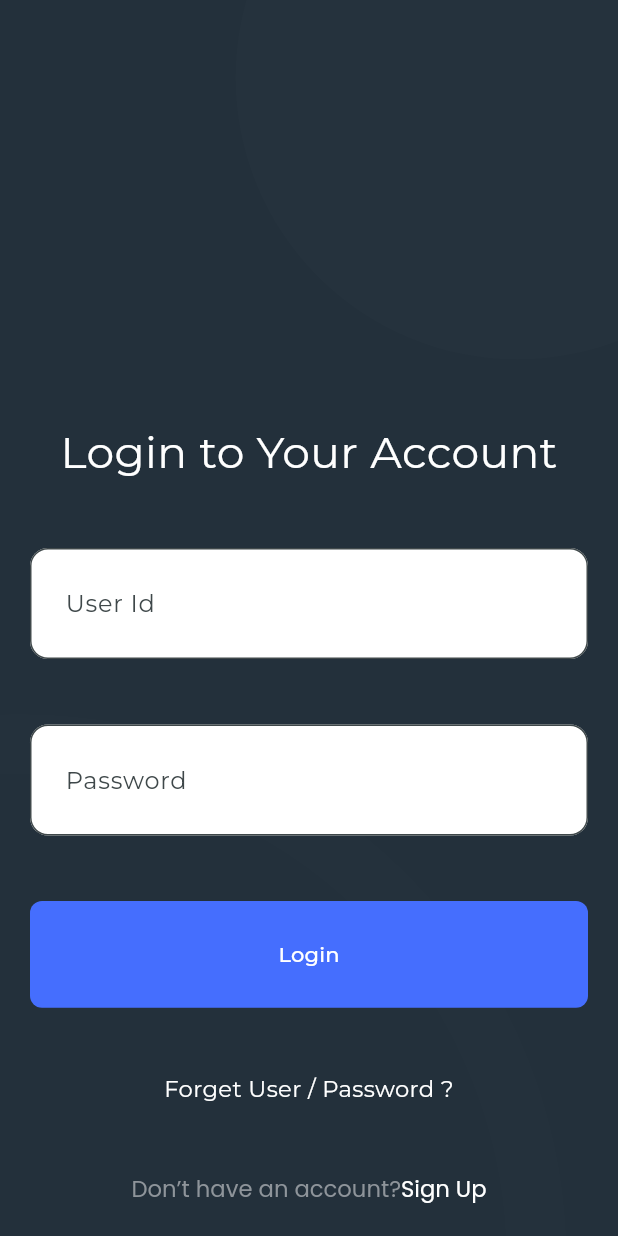
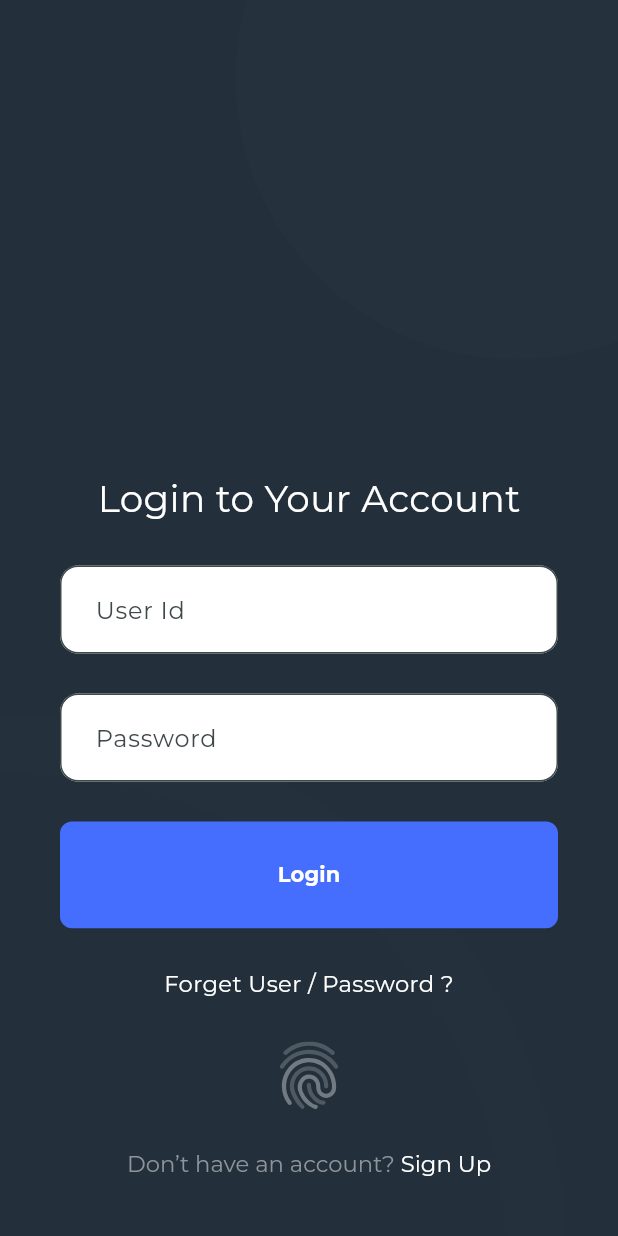
Before and after one commit to CodeBySubin/finflux, a Flutter app: the Login screen opened by its route, on a phone screen of 412 x 824 dp. Run offline on Flutter 3.47's test engine with Material 3 defaults, Android fonts, the phone set to English and light mode, and no system bars; our stand-ins replace dots_indicator, flutter_screenutil, flutter_svg, go_router, google_fonts; missing offline and left inert: onboarding.

Commit message:
new screns added

```diff
--- /dev/null
+++ b/lib/core/constants/app_icons.dart
@@ -0,0 +1,3 @@
+class AppIcons {
+  static const fingerPrint = "assets/icons/fingerprint.svg";
+}
--- a/lib/core/constants/app_strings.dart
+++ b/lib/core/constants/app_strings.dart
@@ -14,11 +14,25 @@ class AppStrings {
   //authentication
   static const forgotUser = "Forget User / Password ?";
   static const donthaveAccount = "Don’t have an account?";
-  static const signUp = "Sign Up";
+  static const signUp = " Sign Up";
   static const login = "Login";
   static const password = "Password";
   static const userId = "User Id";
   static const loginToYourAccount = "Login to Your Account";
+  static const createYourAccount = "Create Your Account";
+  static const name = "Name";
+  static const email = "Email";
+  static const mobileNumber = "Mobile Number";
+  static const cnic = "CNIC";
+  static const iAgreeWith = "I agree with";
+  static const termsAndConditions = " Terms & Conditions";
+  static const fingerPrintNote =
+      "Place your finger in fingerprint\nsensor until the icon completely";
+  static const scanningNote =
+      "Once your scanning is complete, you will\nbe able to sign in by using fingerprint";
+  static const scanning = "Scanning..";
+  static const fingerprint = "Fingerprint";
+
   // static const forgotUser = "";
   // static const forgotUser = "";
 }
--- a/lib/core/constants/constants.dart
+++ b/lib/core/constants/constants.dart
@@ -1,3 +1,4 @@
 export 'app_strings.dart';
 export 'app_color.dart';
 export 'app_image.dart';
+export 'app_icons.dart';
--- a/lib/core/routes/app_routes.dart
+++ b/lib/core/routes/app_routes.dart
@@ -2,12 +2,20 @@ class AppRoutes {
   static const splash = "/";
   static const home = '/home';
   static const onboarding = '/onboarding';
+
+  //authentication
   static const login = '/login';
+  static const register = '/register';
+  static const fingerPrint = '/fingerprint';
 }
 
 class RouteNames {
   static const splash = 'splash';
   static const home = 'home';
   static const onboarding = 'onboarding';
+
+  //authentication
   static const login = 'login';
+  static const register = 'register';
+  static const fingerPrint = 'fingerprint';
 }
--- a/lib/core/routes/route_genarator.dart
+++ b/lib/core/routes/route_genarator.dart
@@ -1,4 +1,6 @@
+import 'package:finflux/features/authentication/presentation/page/finger_prints.dart';
 import 'package:finflux/features/authentication/presentation/page/login.dart';
+import 'package:finflux/features/authentication/presentation/page/register.dart';
 import 'package:finflux/features/home/presentation/home.dart';
 import 'package:finflux/features/onboardings/presentation/onboarding.dart';
 import 'package:finflux/features/onboardings/presentation/splash.dart';
@@ -24,10 +26,22 @@ class AppRouter {
         name: RouteNames.onboarding,
         builder: (context, state) => const Onboardings(),
       ),
-   GoRoute(
+
+      //Authentication
+      GoRoute(
         path: AppRoutes.login,
         name: RouteNames.login,
         builder: (context, state) => const Login(),
+      ),
+      GoRoute(
+        path: AppRoutes.register,
+        name: RouteNames.register,
+        builder: (context, state) => const Register(),
+      ),
+      GoRoute(
+        path: AppRoutes.fingerPrint,
+        name: RouteNames.fingerPrint,
+        builder: (context, state) => const FingerPrints(),
       ),
       // GoRoute(
       //   path: '${AppRoutes.productDetail}/:id',
--- a/lib/core/widgets/text_button.dart
+++ b/lib/core/widgets/text_button.dart
@@ -20,6 +20,9 @@ Widget textButton({
       ),
     ),
     onPressed: onPressed,
-    child: Text(text, style: TextStyle(color: textcolor)),
+    child: Text(
+      text,
+      style: TextStyle(color: textcolor, fontWeight: FontWeight.bold),
+    ),
   );
 }
--- a/lib/core/widgets/text_field.dart
+++ b/lib/core/widgets/text_field.dart
@@ -26,7 +26,7 @@ class TextFieldWidget extends StatelessWidget {
       decoration: InputDecoration(
         suffixIcon: suffixIcon,
         border: OutlineInputBorder(borderRadius: BorderRadius.circular(12)),
-        contentPadding: EdgeInsets.symmetric(vertical: 26.w, horizontal: 22.h),
+        contentPadding: EdgeInsets.symmetric(vertical: 18.w, horizontal: 22.h),
         filled: filled,
         fillColor: fillcolor,
         hintText: hintText,
--- a/lib/features/authentication/presentation/page/login.dart
+++ b/lib/features/authentication/presentation/page/login.dart
@@ -1,11 +1,14 @@
-import 'package:finflux/core/constants/app_color.dart';
 import 'package:finflux/core/constants/constants.dart';
+import 'package:finflux/core/routes/routes.dart';
 import 'package:finflux/core/widgets/text_button.dart';
 import 'package:finflux/core/widgets/text_field.dart';
 import 'package:finflux/features/authentication/presentation/page/widgets/auth_background.dart';
+import 'package:finflux/features/authentication/presentation/page/widgets/finger_print_button.dart';
+import 'package:finflux/features/authentication/presentation/page/widgets/have_account_button.dart';
 import 'package:flutter/material.dart';
 import 'package:flutter_screenutil/flutter_screenutil.dart';
-import 'package:google_fonts/google_fonts.dart';
+import 'package:flutter_svg/flutter_svg.dart';
+import 'package:go_router/go_router.dart';
 
 class Login extends StatefulWidget {
   const Login({super.key});
@@ -19,14 +22,14 @@ class _LoginState extends State<Login> {
   Widget build(BuildContext context) {
     return AuthBackground(
       body: Padding(
-        padding: const EdgeInsets.all(20.0),
+        padding: const EdgeInsets.all(40.0),
         child: Column(
-          spacing: 49.h,
+          spacing: 30.h,
           mainAxisAlignment: MainAxisAlignment.end,
           children: [
             Text(
               AppStrings.loginToYourAccount,
-              style: TextStyle(color: AppColor.white, fontSize: 33.sp),
+              style: TextStyle(color: AppColor.white, fontSize: 28.sp),
             ),
             TextFieldWidget(hintText: AppStrings.userId),
             TextFieldWidget(hintText: AppStrings.password),
@@ -35,33 +38,19 @@ class _LoginState extends State<Login> {
               onPressed: () {},
               size: Size(double.infinity, 80.h),
             ),
-
             Text(
               AppStrings.forgotUser,
               style: TextStyle(color: AppColor.white, fontSize: 17.sp),
             ),
-
-            RichText(
-              text: TextSpan(
-                text: AppStrings.donthaveAccount,
-                style: GoogleFonts.poppins(
-                  textStyle: TextStyle(
-                    fontSize: 17.sp,
-                    color: AppColor.textgrey,
-                  ),
-                ),
-                children: [
-                  TextSpan(
-                    text: AppStrings.signUp,
-                    style: GoogleFonts.poppins(
-                      textStyle: TextStyle(
-                        fontSize: 17.sp,
-                        color: AppColor.white,
-                      ),
-                    ),
-                  ),
-                ],
-              ),
+            fingerPrintButton(
+              onTap: () {
+                context.push(AppRoutes.fingerPrint);
+              },
+            ),
+            haveAcoountButton(
+              onTap: () => context.go(AppRoutes.register),
+              account: AppStrings.signUp,
+              title: AppStrings.donthaveAccount,
             ),
           ],
         ),
--- /dev/null
+++ b/lib/features/authentication/presentation/page/widgets/finger_print_button.dart
@@ -0,0 +1,8 @@
+import 'package:flutter/material.dart';
+import 'package:flutter_svg/svg.dart';
+
+import '../../../../../core/constants/constants.dart';
+
+Widget fingerPrintButton({void Function()? onTap}) {
+  return InkWell(onTap: onTap, child: SvgPicture.asset(AppIcons.fingerPrint));
+}
--- /dev/null
+++ b/lib/features/authentication/presentation/page/widgets/have_account_button.dart
@@ -0,0 +1,33 @@
+import 'package:flutter/material.dart';
+import 'package:flutter_screenutil/flutter_screenutil.dart';
+import 'package:google_fonts/google_fonts.dart';
+
+import '../../../../../core/constants/constants.dart';
+
+Widget haveAcoountButton({
+  void Function()? onTap,
+  required String account,
+  required String title,
+}) {
+  return Center(
+    child: GestureDetector(
+      onTap: onTap,
+      child: RichText(
+        text: TextSpan(
+          text:title,
+          style: GoogleFonts.montserrat(
+            textStyle: TextStyle(fontSize: 17.sp, color: AppColor.textgrey),
+          ),
+          children: [
+            TextSpan(
+              text:account,
+              style: GoogleFonts.montserrat(
+                textStyle: TextStyle(fontSize: 17.sp, color: AppColor.white),
+              ),
+            ),
+          ],
+        ),
+      ),
+    ),
+  );
+}
--- a/pubspec.yaml
+++ b/pubspec.yaml
@@ -41,6 +41,7 @@ dependencies:
   google_fonts: ^6.2.1
   dots_indicator: ^4.0.1
   local_auth: ^2.3.0
+  flutter_svg: ^2.1.0
 
 dev_dependencies:
   flutter_test:
```
Also changed, not shown: lib/features/authentication/presentation/page/finger_prints.dart (added, +36 -0 lines), lib/features/authentication/presentation/page/register.dart (added, +77 -0 lines), lib/features/authentication/presentation/page/widgets/terms_condition.dart (added, +35 -0 lines), assets/icons/fingerprint.svg (added), pubspec.lock.
